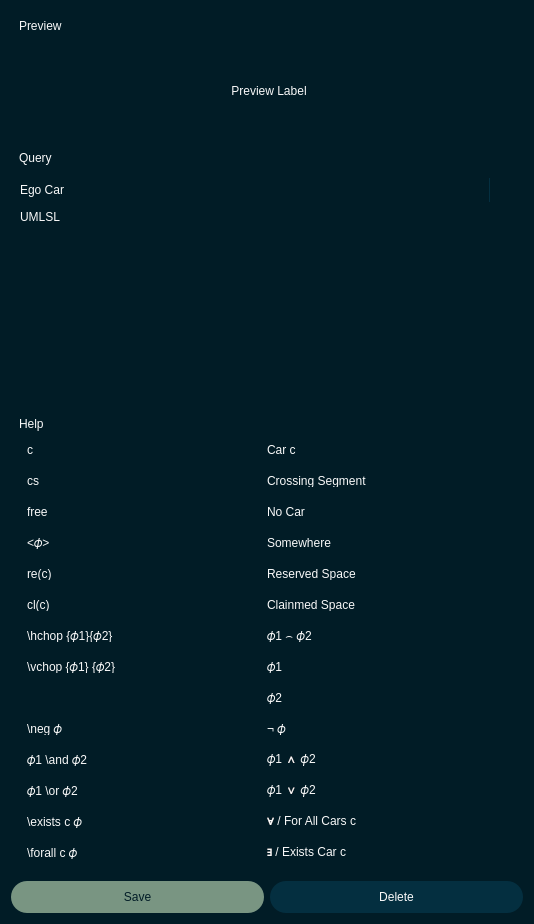
Above: pse/umlsl_editor/src/view/widgets/qt_widgets/query_dialog.ui from 69420pm/UMLSL-traffic-editor before the change. Below: the same form after it.
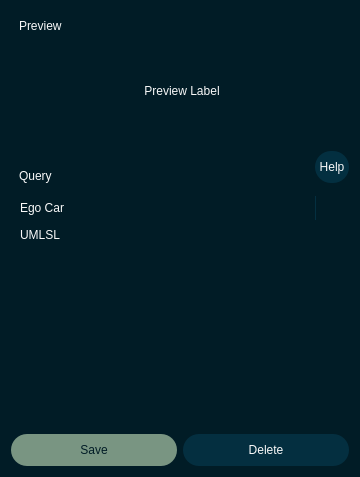
That is the form after the change. Icons and pictures are not drawn.

Commit message: changed design of edit query dialog, added seperate help dialog, fixed #85

```diff
--- a/pse/umlsl_editor/src/view/widgets/qt_widgets/query_dialog.ui
+++ b/pse/umlsl_editor/src/view/widgets/qt_widgets/query_dialog.ui
@@ -9,8 +9,8 @@
    <rect>
     <x>0</x>
     <y>0</y>
-    <width>536</width>
-    <height>933</height>
+    <width>360</width>
+    <height>477</height>
    </rect>
   </property>
   <property name="sizePolicy">
@@ -203,12 +203,31 @@
 }
 QPushButton#b_delete:pressed {
     background-color: #042F40; 
+}
+
+QToolButton {
+    background-color: #032F40; 
+    border-radius: 16px;       
+    border: none;
+    text-align: center;
+}
+
+QToolButton#b_sidebar_toggle {
+    border-top-left-radius: 0px;
+    border-top-right-radius: 16px;
+    border-bottom-left-radius: 0px;
+    border-bottom-right-radius: 16px;   
+}
+
+QToolButton:hover {
+    background-color: #084D68; 
+}
+
+QToolButton:pressed {
+    background-color: #032F40;
 }</string>
   </property>
   <layout class="QVBoxLayout" name="verticalLayout">
-   <property name="sizeConstraint">
-    <enum>QLayout::SizeConstraint::SetFixedSize</enum>
-   </property>
    <item>
     <widget class="QWidget" name="widget" native="true">
      <layout class="QVBoxLayout" name="General">
@@ -266,7 +285,7 @@
         <property name="minimumSize">
          <size>
           <width>0</width>
-          <height>80</height>
+          <height>0</height>
          </size>
         </property>
         <property name="class" stdset="0">
@@ -301,13 +320,13 @@
            </property>
            <property name="minimumSize">
             <size>
-             <width>500</width>
+             <width>300</width>
              <height>100</height>
             </size>
            </property>
            <property name="maximumSize">
             <size>
-             <width>500</width>
+             <width>16777215</width>
              <height>16777215</height>
             </size>
            </property>
@@ -335,10 +354,7 @@
     <widget class="QWidget" name="widget_4" native="true">
      <layout class="QVBoxLayout" name="General_2">
       <property name="spacing">
-       <number>0</number>
-      </property>
-      <property name="sizeConstraint">
-       <enum>QLayout::SizeConstraint::SetDefaultConstraint</enum>
+       <number>4</number>
       </property>
       <property name="leftMargin">
        <number>0</number>
@@ -352,36 +368,47 @@
       <property name="bottomMargin">
        <number>0</number>
       </property>
-      <item alignment="Qt::AlignmentFlag::AlignLeft">
-       <widget class="QWidget" name="widget_5" native="true">
-        <layout class="QHBoxLayout" name="horizontalLayout_3">
-         <property name="leftMargin">
-          <number>8</number>
-         </property>
-         <property name="topMargin">
-          <number>0</number>
-         </property>
-         <property name="rightMargin">
-          <number>0</number>
-         </property>
-         <property name="bottomMargin">
-          <number>4</number>
-         </property>
-         <item>
-          <widget class="QLabel" name="label_4">
-           <property name="text">
-            <string>Query</string>
-           </property>
-           <property name="margin">
-            <number>0</number>
-           </property>
-           <property name="class" stdset="0">
-            <string>label</string>
-           </property>
-          </widget>
-         </item>
-        </layout>
-       </widget>
+      <item>
+       <layout class="QHBoxLayout" name="horizontalLayout_2">
+        <property name="leftMargin">
+         <number>8</number>
+        </property>
+        <item>
+         <widget class="QLabel" name="label_4">
+          <property name="text">
+           <string>Query</string>
+          </property>
+          <property name="alignment">
+           <set>Qt::AlignmentFlag::AlignBottom|Qt::AlignmentFlag::AlignLeading|Qt::AlignmentFlag::AlignLeft</set>
+          </property>
+          <property name="margin">
+           <number>0</number>
+          </property>
+          <property name="class" stdset="0">
+           <string>label</string>
+          </property>
+         </widget>
+        </item>
+        <item>
+         <widget class="QToolButton" name="b_help">
+          <property name="minimumSize">
+           <size>
+            <width>0</width>
+            <height>32</height>
+           </size>
+          </property>
+          <property name="maximumSize">
+           <size>
+            <width>16777215</width>
+            <height>32</height>
+           </size>
+          </property>
+          <property name="text">
+           <string>Help</string>
+          </property>
+         </widget>
+        </item>
+       </layout>
       </item>
       <item>
        <widget class="QWidget" name="widget_6" native="true">
@@ -454,13 +481,13 @@
            <property name="minimumSize">
             <size>
              <width>0</width>
-             <height>100</height>
+             <height>0</height>
             </size>
            </property>
            <property name="maximumSize">
             <size>
              <width>16777215</width>
-             <height>1000</height>
+             <height>16777215</height>
             </size>
            </property>
           </widget>
@@ -471,691 +498,6 @@
      </layout>
     </widget>
    </item>
-   <item>
-    <widget class="QWidget" name="widget" native="true">
-     <layout class="QVBoxLayout" name="Lanes">
-      <property name="spacing">
-       <number>0</number>
-      </property>
-      <property name="sizeConstraint">
-       <enum>QLayout::SizeConstraint::SetDefaultConstraint</enum>
-      </property>
-      <property name="leftMargin">
-       <number>0</number>
-      </property>
-      <property name="topMargin">
-       <number>0</number>
-      </property>
-      <property name="rightMargin">
-       <number>0</number>
-      </property>
-      <property name="bottomMargin">
-       <number>0</number>
-      </property>
-      <item>
-       <widget class="QWidget" name="widget" native="true">
-        <property name="sizePolicy">
-         <sizepolicy hsizetype="Minimum" vsizetype="Minimum">
-          <horstretch>0</horstretch>
-          <verstretch>0</verstretch>
-         </sizepolicy>
-        </property>
-        <layout class="QHBoxLayout" name="horizontalLayout_2">
-         <property name="spacing">
-          <number>8</number>
-         </property>
-         <property name="leftMargin">
-          <number>8</number>
-         </property>
-         <property name="topMargin">
-          <number>0</number>
-         </property>
-         <property name="rightMargin">
-          <number>4</number>
-         </property>
-         <property name="bottomMargin">
-          <number>4</number>
-         </property>
-         <item>
-          <widget class="QLabel" name="label_3">
-           <property name="sizePolicy">
-            <sizepolicy hsizetype="Minimum" vsizetype="Preferred">
-             <horstretch>0</horstretch>
-             <verstretch>0</verstretch>
-            </sizepolicy>
-           </property>
-           <property name="text">
-            <string>Help</string>
-           </property>
-           <property name="class" stdset="0">
-            <string>label</string>
-           </property>
-          </widget>
-         </item>
-        </layout>
-       </widget>
-      </item>
-      <item>
-       <widget class="QWidget" name="widget_2" native="true">
-        <property name="class" stdset="0">
-         <string>container</string>
-        </property>
-        <layout class="QGridLayout" name="gridLayout_2">
-         <property name="leftMargin">
-          <number>16</number>
-         </property>
-         <property name="topMargin">
-          <number>8</number>
-         </property>
-         <property name="rightMargin">
-          <number>16</number>
-         </property>
-         <property name="bottomMargin">
-          <number>8</number>
-         </property>
-         <property name="horizontalSpacing">
-          <number>0</number>
-         </property>
-         <property name="verticalSpacing">
-          <number>18</number>
-         </property>
-         <item row="9" column="0">
-          <widget class="QLabel" name="label_18">
-           <property name="minimumSize">
-            <size>
-             <width>0</width>
-             <height>13</height>
-            </size>
-           </property>
-           <property name="maximumSize">
-            <size>
-             <width>16777215</width>
-             <height>13</height>
-            </size>
-           </property>
-           <property name="text">
-            <string>\neg 𝜙</string>
-           </property>
-           <property name="textFormat">
-            <enum>Qt::TextFormat::MarkdownText</enum>
-           </property>
-          </widget>
-         </item>
-         <item row="3" column="0">
-          <widget class="QLabel" name="label_12">
-           <property name="minimumSize">
-            <size>
-             <width>0</width>
-             <height>13</height>
-            </size>
-           </property>
-           <property name="maximumSize">
-            <size>
-             <width>16777215</width>
-             <height>13</height>
-            </size>
-           </property>
-           <property name="text">
-            <string>&lt;𝜙&gt;</string>
-           </property>
-           <property name="textFormat">
-            <enum>Qt::TextFormat::MarkdownText</enum>
-           </property>
-          </widget>
-         </item>
-         <item row="2" column="1">
-          <widget class="QLabel" name="label_8">
-           <property name="minimumSize">
-            <size>
-             <width>0</width>
-             <height>13</height>
-            </size>
-           </property>
-           <property name="maximumSize">
-            <size>
-             <width>16777215</width>
-             <height>13</height>
-            </size>
-           </property>
-           <property name="text">
-            <string>No Car</string>
-           </property>
-           <property name="textFormat">
-            <enum>Qt::TextFormat::MarkdownText</enum>
-           </property>
-          </widget>
-         </item>
-         <item row="11" column="1">
-          <widget class="QLabel" name="label_22">
-           <property name="minimumSize">
-            <size>
-             <width>0</width>
-             <height>13</height>
-            </size>
-           </property>
-           <property name="maximumSize">
-            <size>
-             <width>16777215</width>
-             <height>13</height>
-            </size>
-           </property>
-           <property name="text">
-            <string>𝜙1 ∨ 𝜙2</string>
-           </property>
-           <property name="textFormat">
-            <enum>Qt::TextFormat::MarkdownText</enum>
-           </property>
-          </widget>
-         </item>
-         <item row="12" column="1">
-          <widget class="QLabel" name="label_20">
-           <property name="minimumSize">
-            <size>
-             <width>0</width>
-             <height>13</height>
-            </size>
-           </property>
-           <property name="maximumSize">
-            <size>
-             <width>16777215</width>
-             <height>13</height>
-            </size>
-           </property>
-           <property name="text">
-            <string>∀ / For All Cars c</string>
-           </property>
-           <property name="textFormat">
-            <enum>Qt::TextFormat::MarkdownText</enum>
-           </property>
-          </widget>
-         </item>
-         <item row="4" column="1">
-          <widget class="QLabel" name="label_9">
-           <property name="minimumSize">
-            <size>
-             <width>0</width>
-             <height>13</height>
-            </size>
-           </property>
-           <property name="maximumSize">
-            <size>
-             <width>16777215</width>
-             <height>13</height>
-            </size>
-           </property>
-           <property name="text">
-            <string>Reserved Space</string>
-           </property>
-           <property name="textFormat">
-            <enum>Qt::TextFormat::MarkdownText</enum>
-           </property>
-          </widget>
-         </item>
-         <item row="0" column="1">
-          <widget class="QLabel" name="label_5">
-           <property name="minimumSize">
-            <size>
-             <width>0</width>
-             <height>13</height>
-            </size>
-           </property>
-           <property name="maximumSize">
-            <size>
-             <width>16777215</width>
-             <height>13</height>
-            </size>
-           </property>
-           <property name="text">
-            <string>Car c</string>
-           </property>
-           <property name="textFormat">
-            <enum>Qt::TextFormat::MarkdownText</enum>
-           </property>
-          </widget>
-         </item>
-         <item row="6" column="0">
-          <widget class="QLabel" name="label_25">
-           <property name="minimumSize">
-            <size>
-             <width>0</width>
-             <height>13</height>
-            </size>
-           </property>
-           <property name="maximumSize">
-            <size>
-             <width>16777215</width>
-             <height>13</height>
-            </size>
-           </property>
-           <property name="text">
-            <string>\hchop {𝜙1}{𝜙2}</string>
-           </property>
-           <property name="textFormat">
-            <enum>Qt::TextFormat::MarkdownText</enum>
-           </property>
-          </widget>
-         </item>
-         <item row="1" column="0">
-          <widget class="QLabel" name="label_11">
-           <property name="minimumSize">
-            <size>
-             <width>0</width>
-             <height>13</height>
-            </size>
-           </property>
-           <property name="maximumSize">
-            <size>
-             <width>16777215</width>
-             <height>13</height>
-            </size>
-           </property>
-           <property name="text">
-            <string>cs</string>
-           </property>
-           <property name="textFormat">
-            <enum>Qt::TextFormat::MarkdownText</enum>
-           </property>
-          </widget>
-         </item>
-         <item row="10" column="1">
-          <widget class="QLabel" name="label_26">
-           <property name="minimumSize">
-            <size>
-             <width>0</width>
-             <height>13</height>
-            </size>
-           </property>
-           <property name="maximumSize">
-            <size>
-             <width>16777215</width>
-             <height>13</height>
-            </size>
-           </property>
-           <property name="text">
-            <string>𝜙1 ∧ 𝜙2</string>
-           </property>
-           <property name="textFormat">
-            <enum>Qt::TextFormat::MarkdownText</enum>
-           </property>
-          </widget>
-         </item>
-         <item row="7" column="0">
-          <widget class="QLabel" name="label_21">
-           <property name="minimumSize">
-            <size>
-             <width>0</width>
-             <height>13</height>
-            </size>
-           </property>
-           <property name="maximumSize">
-            <size>
-             <width>16777215</width>
-             <height>13</height>
-            </size>
-           </property>
-           <property name="text">
-            <string>\vchop {𝜙1} {𝜙2}</string>
-           </property>
-           <property name="textFormat">
-            <enum>Qt::TextFormat::MarkdownText</enum>
-           </property>
-          </widget>
-         </item>
-         <item row="5" column="0">
-          <widget class="QLabel" name="label_16">
-           <property name="minimumSize">
-            <size>
-             <width>0</width>
-             <height>13</height>
-            </size>
-           </property>
-           <property name="maximumSize">
-            <size>
-             <width>16777215</width>
-             <height>13</height>
-            </size>
-           </property>
-           <property name="text">
-            <string>cl(c)</string>
-           </property>
-           <property name="textFormat">
-            <enum>Qt::TextFormat::MarkdownText</enum>
-           </property>
-          </widget>
-         </item>
-         <item row="13" column="0">
-          <widget class="QLabel" name="label_31">
-           <property name="minimumSize">
-            <size>
-             <width>0</width>
-             <height>13</height>
-            </size>
-           </property>
-           <property name="maximumSize">
-            <size>
-             <width>16777215</width>
-             <height>13</height>
-            </size>
-           </property>
-           <property name="text">
-            <string>\forall c 𝜙</string>
-           </property>
-           <property name="textFormat">
-            <enum>Qt::TextFormat::MarkdownText</enum>
-           </property>
-          </widget>
-         </item>
-         <item row="4" column="0">
-          <widget class="QLabel" name="label_15">
-           <property name="minimumSize">
-            <size>
-             <width>0</width>
-             <height>13</height>
-            </size>
-           </property>
-           <property name="maximumSize">
-            <size>
-             <width>16777215</width>
-             <height>13</height>
-            </size>
-           </property>
-           <property name="text">
-            <string>re(c)</string>
-           </property>
-           <property name="textFormat">
-            <enum>Qt::TextFormat::MarkdownText</enum>
-           </property>
-          </widget>
-         </item>
-         <item row="11" column="0">
-          <widget class="QLabel" name="label_28">
-           <property name="minimumSize">
-            <size>
-             <width>0</width>
-             <height>13</height>
-            </size>
-           </property>
-           <property name="maximumSize">
-            <size>
-             <width>16777215</width>
-             <height>13</height>
-            </size>
-           </property>
-           <property name="text">
-            <string>𝜙1 \or 𝜙2</string>
-           </property>
-           <property name="textFormat">
-            <enum>Qt::TextFormat::MarkdownText</enum>
-           </property>
-          </widget>
-         </item>
-         <item row="6" column="1">
-          <widget class="QLabel" name="label_29">
-           <property name="minimumSize">
-            <size>
-             <width>0</width>
-             <height>13</height>
-            </size>
-           </property>
-           <property name="maximumSize">
-            <size>
-             <width>16777215</width>
-             <height>13</height>
-            </size>
-           </property>
-           <property name="text">
-            <string>𝜙1 ⌢ 𝜙2</string>
-           </property>
-           <property name="textFormat">
-            <enum>Qt::TextFormat::MarkdownText</enum>
-           </property>
-          </widget>
-         </item>
-         <item row="7" column="1">
-          <widget class="QLabel" name="label_27">
-           <property name="minimumSize">
-            <size>
-             <width>0</width>
-             <height>13</height>
-            </size>
-           </property>
-           <property name="maximumSize">
-            <size>
-             <width>16777215</width>
-             <height>13</height>
-            </size>
-           </property>
-           <property name="text">
-            <string>𝜙1</string>
-           </property>
-           <property name="textFormat">
-            <enum>Qt::TextFormat::MarkdownText</enum>
-           </property>
-          </widget>
-         </item>
-         <item row="10" column="0">
-          <widget class="QLabel" name="label_23">
-           <property name="minimumSize">
-            <size>
-             <width>0</width>
-             <height>13</height>
-            </size>
-           </property>
-           <property name="maximumSize">
-            <size>
-             <width>16777215</width>
-             <height>13</height>
-            </size>
-           </property>
-           <property name="text">
-            <string>𝜙1 \and 𝜙2</string>
-           </property>
-           <property name="textFormat">
-            <enum>Qt::TextFormat::MarkdownText</enum>
-           </property>
-          </widget>
-         </item>
-         <item row="5" column="1">
-          <widget class="QLabel" name="label_17">
-           <property name="minimumSize">
-            <size>
-             <width>0</width>
-             <height>13</height>
-            </size>
-           </property>
-           <property name="maximumSize">
-            <size>
-             <width>16777215</width>
-             <height>13</height>
-            </size>
-           </property>
-           <property name="text">
-            <string>Clainmed Space</string>
-           </property>
-           <property name="textFormat">
-            <enum>Qt::TextFormat::MarkdownText</enum>
-           </property>
-          </widget>
-         </item>
-         <item row="3" column="1">
-          <widget class="QLabel" name="label_7">
-           <property name="minimumSize">
-            <size>
-             <width>0</width>
-             <height>13</height>
-            </size>
-           </property>
-           <property name="maximumSize">
-            <size>
-             <width>16777215</width>
-             <height>13</height>
-            </size>
-           </property>
-           <property name="text">
-            <string>Somewhere</string>
-           </property>
-           <property name="textFormat">
-            <enum>Qt::TextFormat::MarkdownText</enum>
-           </property>
-          </widget>
-         </item>
-         <item row="1" column="1">
-          <widget class="QLabel" name="label_6">
-           <property name="minimumSize">
-            <size>
-             <width>0</width>
-             <height>13</height>
-            </size>
-           </property>
-           <property name="maximumSize">
-            <size>
-             <width>16777215</width>
-             <height>13</height>
-            </size>
-           </property>
-           <property name="text">
-            <string>Crossing Segment</string>
-           </property>
-           <property name="textFormat">
-            <enum>Qt::TextFormat::MarkdownText</enum>
-           </property>
-          </widget>
-         </item>
-         <item row="2" column="0">
-          <widget class="QLabel" name="label_13">
-           <property name="minimumSize">
-            <size>
-             <width>0</width>
-             <height>13</height>
-            </size>
-           </property>
-           <property name="maximumSize">
-            <size>
-             <width>16777215</width>
-             <height>13</height>
-            </size>
-           </property>
-           <property name="text">
-            <string>free</string>
-           </property>
-           <property name="textFormat">
-            <enum>Qt::TextFormat::MarkdownText</enum>
-           </property>
-          </widget>
-         </item>
-         <item row="0" column="0">
-          <widget class="QLabel" name="label_10">
-           <property name="minimumSize">
-            <size>
-             <width>0</width>
-             <height>13</height>
-            </size>
-           </property>
-           <property name="maximumSize">
-            <size>
-             <width>16777215</width>
-             <height>13</height>
-            </size>
-           </property>
-           <property name="text">
-            <string>c</string>
-           </property>
-           <property name="textFormat">
-            <enum>Qt::TextFormat::MarkdownText</enum>
-           </property>
-          </widget>
-         </item>
-         <item row="9" column="1">
-          <widget class="QLabel" name="label_24">
-           <property name="minimumSize">
-            <size>
-             <width>0</width>
-             <height>13</height>
-            </size>
-           </property>
-           <property name="maximumSize">
-            <size>
-             <width>16777215</width>
-             <height>13</height>
-            </size>
-           </property>
-           <property name="text">
-            <string>¬ 𝜙</string>
-           </property>
-           <property name="textFormat">
-            <enum>Qt::TextFormat::MarkdownText</enum>
-           </property>
-          </widget>
-         </item>
-         <item row="13" column="1">
-          <widget class="QLabel" name="label_33">
-           <property name="minimumSize">
-            <size>
-             <width>0</width>
-             <height>13</height>
-            </size>
-           </property>
-           <property name="maximumSize">
-            <size>
-             <width>16777215</width>
-             <height>13</height>
-            </size>
-           </property>
-           <property name="text">
-            <string>∃ / Exists Car c</string>
-           </property>
-           <property name="textFormat">
-            <enum>Qt::TextFormat::MarkdownText</enum>
-           </property>
-          </widget>
-         </item>
-         <item row="12" column="0">
-          <widget class="QLabel" name="label_19">
-           <property name="minimumSize">
-            <size>
-             <width>0</width>
-             <height>13</height>
-            </size>
-           </property>
-           <property name="maximumSize">
-            <size>
-             <width>16777215</width>
-             <height>13</height>
-            </size>
-           </property>
-           <property name="text">
-            <string>\exists c 𝜙</string>
-           </property>
-           <property name="textFormat">
-            <enum>Qt::TextFormat::MarkdownText</enum>
-           </property>
-          </widget>
-         </item>
-         <item row="8" column="1">
-          <widget class="QLabel" name="label_30">
-           <property name="minimumSize">
-            <size>
-             <width>0</width>
-             <height>13</height>
-            </size>
-           </property>
-           <property name="maximumSize">
-            <size>
-             <width>16777215</width>
-             <height>13</height>
-            </size>
-           </property>
-           <property name="text">
-            <string>𝜙2</string>
-           </property>
-          </widget>
-         </item>
-        </layout>
-       </widget>
-      </item>
-     </layout>
-    </widget>
-   </item>
    <item>
     <layout class="QHBoxLayout" name="Bottom">
      <property name="topMargin">
```
Left out of the diff: 2 changed lines with no effect on the pictures. The commit also changes 5 other files.
